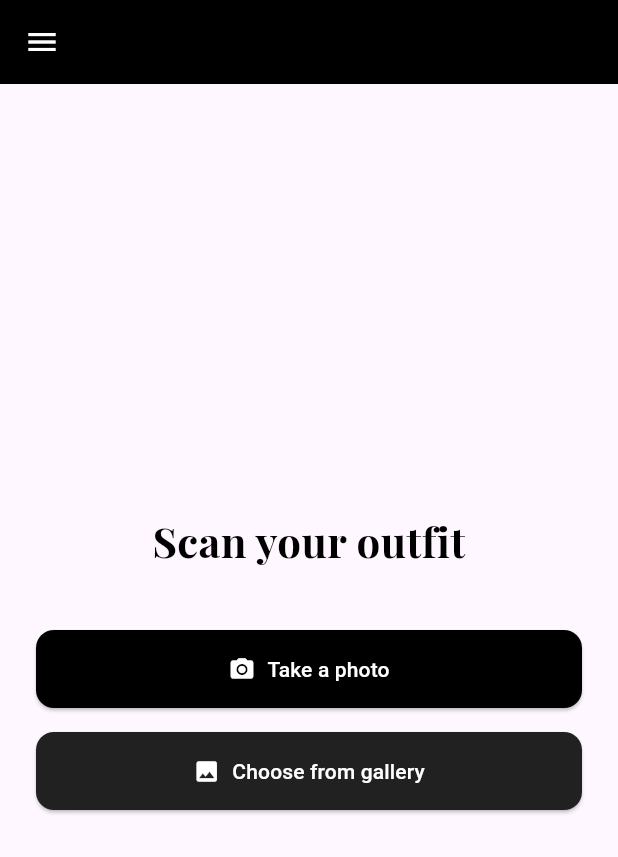
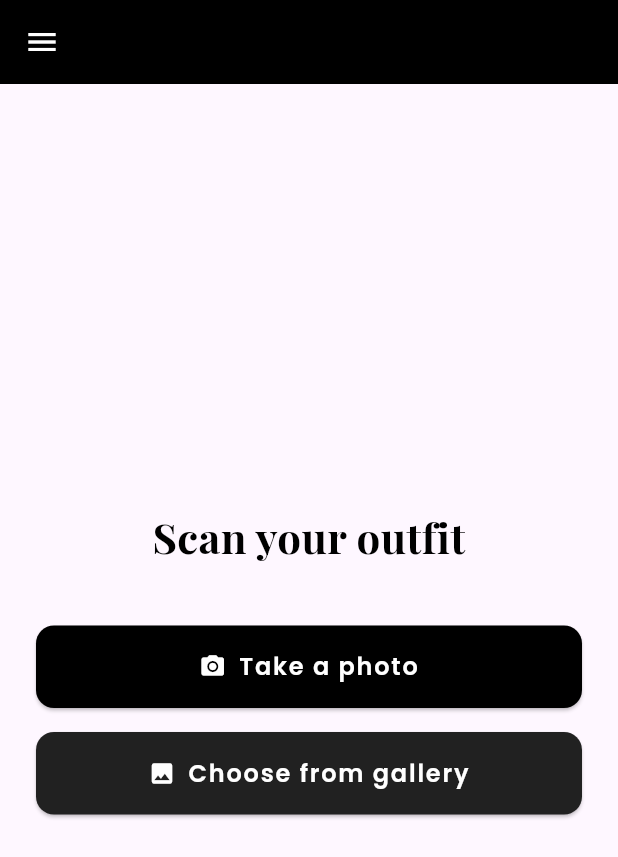
Before and after one commit to AlexGonzalezFernandez/VisualSearch-HackUPC2025, a Flutter app: the HomeScreen screen opened directly with empty values, after a tap on "Take a photo", on a phone screen of 412 x 824 dp. Shown: the top 857 px of the screen. Run offline on Flutter 3.47's test engine with Material 3 defaults, Android fonts, the phone set to English and light mode, and no system bars; our stand-ins replace animated_text_kit, google_fonts, image_picker; network calls fail.

Commit message:
Finished frontend

```diff
--- a/frontend/lib/base_scaffold.dart
+++ b/frontend/lib/base_scaffold.dart
@@ -111,7 +111,7 @@ class BaseScaffold extends StatelessWidget {
               ListTile(
                 leading: const Icon(Icons.favorite, color: Colors.white),
                 title: Text(
-                  'Favourites',
+                  'Favorites',
                   style: GoogleFonts.playfairDisplay(
                     color: Colors.white,
                   ),
--- a/frontend/lib/services/clothing_service.dart
+++ b/frontend/lib/services/clothing_service.dart
@@ -5,7 +5,7 @@ import 'dart:convert';
 import '../models/clothing_item.dart';
 
 class ClothingService {
-  static const String baseUrl = 'https://141e-147-83-201-101.ngrok-free.app';
+  static const String baseUrl = 'https://7da0-147-83-201-101.ngrok-free.app';
 
   Future<List<ClothingItem>> uploadImage(File imageFile) async {
     try {
--- a/frontend/lib/views/home_screen.dart
+++ b/frontend/lib/views/home_screen.dart
@@ -1,5 +1,5 @@
 import 'package:flutter/material.dart';
-import 'package:google_fonts/google_fonts.dart'; // Importa Google Fonts
+import 'package:google_fonts/google_fonts.dart'; // Import Google Fonts
 import 'package:image_picker/image_picker.dart';
 import '../base_scaffold.dart';
 import 'image_screen.dart';
@@ -29,12 +29,12 @@ class HomeScreen extends StatelessWidget {
       overlayColor: MaterialStateProperty.resolveWith<Color?>(
         (Set<MaterialState> states) {
           if (states.contains(MaterialState.hovered)) {
-            return Colors.grey[800]; // Hover gris oscuro
+            return Colors.grey[800]; // Hover effect for dark grey
           }
-          return null; // Por defecto usa el color base
+          return null; // Default color remains unchanged
         },
       ),
-      foregroundColor: MaterialStateProperty.all<Color>(Colors.white), // Texto siempre blanco
+      foregroundColor: MaterialStateProperty.all<Color>(Colors.white), // Always white text
     );
   }
 
@@ -48,10 +48,10 @@ class HomeScreen extends StatelessWidget {
         child: Column(
           mainAxisAlignment: MainAxisAlignment.center,
           children: [
-            // Título con fuente fancy
+            // Stylish title with a fancy font
             Text(
               'Scan your outfit',
-              style: GoogleFonts.playfairDisplay( // Aplica la fuente fancy aquí
+              style: GoogleFonts.playfairDisplay( // Applying fancy font here
                 fontSize: 28,
                 fontWeight: FontWeight.bold,
                 color: Colors.black,
@@ -59,23 +59,37 @@ class HomeScreen extends StatelessWidget {
               textAlign: TextAlign.center,
             ),
             const SizedBox(height: 40),
-            // Botón para tomar una foto
+            // Button to take a photo
             SizedBox(
               width: double.infinity,
               child: ElevatedButton.icon(
                 icon: const Icon(Icons.camera_alt, color: Colors.white),
-                label: const Text('Take a photo'),
+                label: Text(
+                  'Take a photo',
+                  style: GoogleFonts.poppins( // Stylish font for the button
+                    fontSize: 16,
+                    fontWeight: FontWeight.w600,
+                    letterSpacing: 1.2, // Adds a little extra style
+                  ),
+                ),
                 onPressed: () => _navigateWithSource(context, ImageSource.camera),
                 style: _inditexButtonStyle(Colors.black),
               ),
             ),
             const SizedBox(height: 16),
-            // Botón para elegir de la galería
+            // Button to choose from gallery
             SizedBox(
               width: double.infinity,
               child: ElevatedButton.icon(
                 icon: const Icon(Icons.image, color: Colors.white),
-                label: const Text('Choose from gallery'),
+                label: Text(
+                  'Choose from gallery',
+                  style: GoogleFonts.poppins( // Stylish font for the button
+                    fontSize: 16,
+                    fontWeight: FontWeight.w600,
+                    letterSpacing: 1.2, // Adds a little extra style
+                  ),
+                ),
                 onPressed: () => _navigateWithSource(context, ImageSource.gallery),
                 style: _inditexButtonStyle(Colors.grey[900]!),
               ),
--- a/frontend/lib/views/image_screen.dart
+++ b/frontend/lib/views/image_screen.dart
@@ -65,8 +65,8 @@ class _ImageScreenState extends State<ImageScreen> {
   @override
   Widget build(BuildContext context) {
     return BaseScaffold(
-      title: "Results",
-      username: widget.username, // <-- aquí
+      title: "Results", // "Resultados"
+      username: widget.username, // <-- here
       body: SingleChildScrollView(
         padding: const EdgeInsets.all(20.0),
         child: Column(
@@ -76,13 +76,19 @@ class _ImageScreenState extends State<ImageScreen> {
                 borderRadius: BorderRadius.circular(16),
                 child: Image.file(_image!, height: 250, fit: BoxFit.cover),
               ),
-            const SizedBox(height: 40), // Aumentamos el espacio
+            const SizedBox(height: 40), // Increased spacing
             if (_isLoading)
-              Center(
-                child: CircularProgressIndicator(
-                  color: Colors.black, // Color más alineado con Inditex
-                  strokeWidth: 6, // Hacemos el círculo un poco más grueso
-                ),
+              // Move the loading indicator further down
+              Column(
+                children: [
+                  const SizedBox(height: 150), // Add more space before the spinner
+                  Center(
+                    child: CircularProgressIndicator(
+                      color: Colors.black, // Color aligned with Inditex
+                      strokeWidth: 6, // Made the circle a bit thicker
+                    ),
+                  ),
+                ],
               )
             else if (_results.isNotEmpty)
               ListView.builder(
--- a/frontend/lib/views/login_screen.dart
+++ b/frontend/lib/views/login_screen.dart
@@ -25,7 +25,7 @@ class _LoginScreenState extends State<LoginScreen> {
       );
     } else {
       ScaffoldMessenger.of(context).showSnackBar(
-        const SnackBar(content: Text('Por favor, ingrese ambos campos.')),
+        const SnackBar(content: Text('Please enter both fields.')),
       );
     }
   }
```
Also changed, not shown: frontend/lib/views/favorites_screen.dart (+43 -20 lines), frontend/lib/widgets/clothing_item_card.dart (+36 -23 lines), 4 other files.
